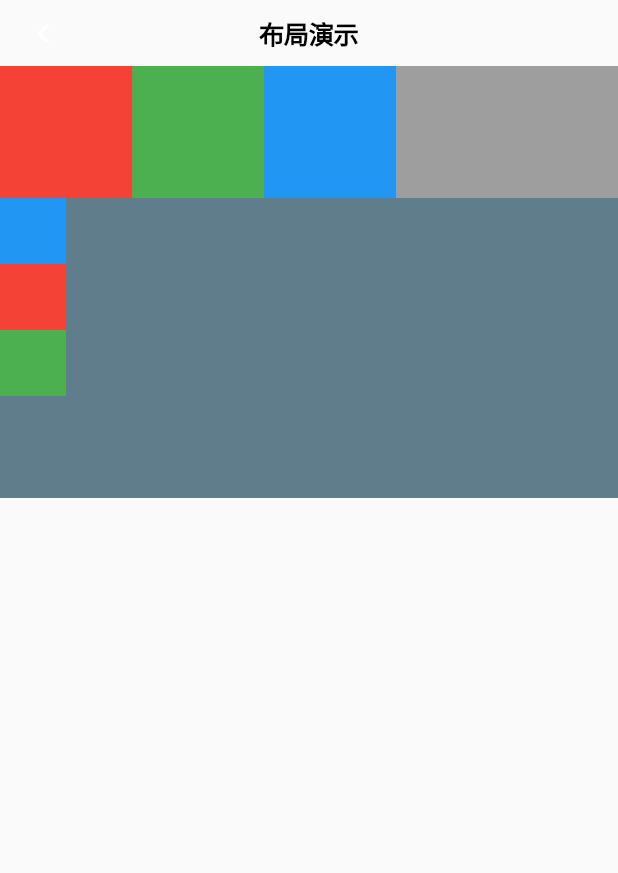
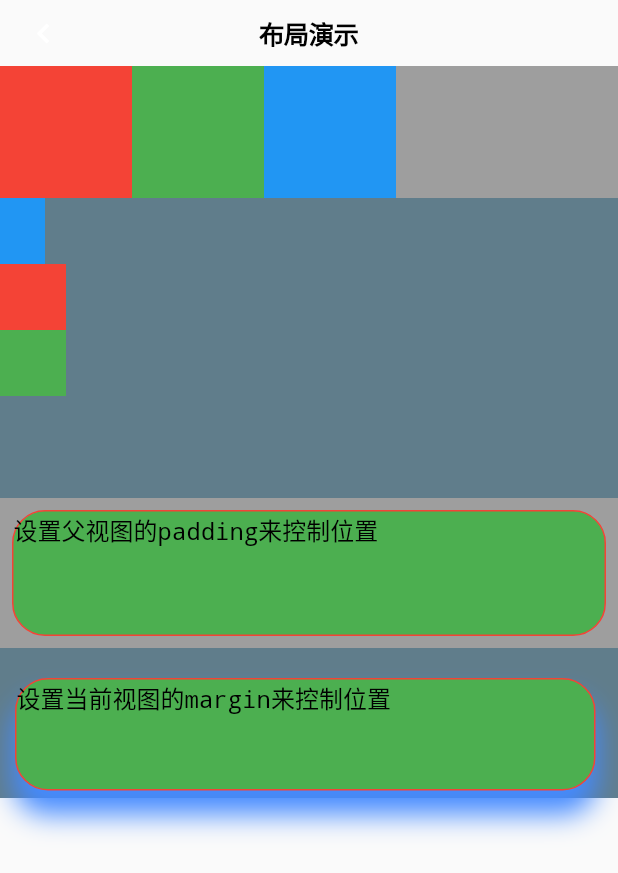
Before and after one commit to LINGLemon/lxf_flutter_demo, a Flutter app: the screen it shows after launch, after a tap on "Layout", on a phone screen of 412 x 824 dp. Shown: the top 873 px of the screen. Run offline on Flutter 3.47's test engine with Material 2 defaults, Android fonts, the light colour scheme and no system bars; our stand-ins replace cached_network_image, flutter_bloc, flutter_swiper_plus, fluttertoast; network calls fail.

```diff
--- a/lib/pages/example/layout_example_page.dart
+++ b/lib/pages/example/layout_example_page.dart
@@ -17,7 +17,6 @@ class LayoutExamplePageState extends State<LayoutExamplePage> {
   @override
   Widget build(BuildContext context) {
     return CupertinoPageScaffold(
-      child: CupertinoPageScaffold(
       navigationBar: CupertinoNavigationBar(
         leading: GestureDetector(
           child: const Icon(
@@ -35,7 +34,7 @@ class LayoutExamplePageState extends State<LayoutExamplePage> {
       child: ListView(
         children: [
           Container(
-              height : 88,
+            height: 88,
             color: Colors.grey,
             child: Row(
               children: [
@@ -55,7 +54,7 @@ class LayoutExamplePageState extends State<LayoutExamplePage> {
             ),
           ),
           Container(
-              height : 200,
+            height: 200,
             color: Colors.blueGrey,
             child: Column(
               crossAxisAlignment: CrossAxisAlignment.start,
@@ -64,6 +63,9 @@ class LayoutExamplePageState extends State<LayoutExamplePage> {
                   width: 44,
                   height: 44,
                   color: Colors.blue,
+                  constraints: const BoxConstraints(
+                    maxWidth: 30,
+                  ),
                 ),
                 Container(
                   width: 44,
@@ -78,8 +80,59 @@ class LayoutExamplePageState extends State<LayoutExamplePage> {
               ],
             ),
           ),
+          Container(
+            height: 100,
+            color: Colors.grey,
+            padding: const EdgeInsets.all(8.0),
+            child: Container(
+              decoration: BoxDecoration(
+                border: Border.all(width: 1.0, color: Colors.red),
+                color: Colors.green,
+                borderRadius: const BorderRadius.all(Radius.circular(22.0)),
+              ),
+              child: const Text(
+                "设置父视图的padding来控制位置",
+                style: TextStyle(
+                  color: Colors.black,
+                  fontSize: 16,
+                  fontWeight: FontWeight.normal,
+                  decoration: TextDecoration.none,
+                ),
+              ),
+              // transform: Matrix4.rotationZ(0.3),
+            ),
+          ),
+          Container(
+            height: 100,
+            color: Colors.blueGrey,
+            child: Container(
+              margin: const EdgeInsets.only(
+                  left: 10, top: 20, right: 15, bottom: 5),
+              decoration: BoxDecoration(
+                border: Border.all(width: 1.0, color: Colors.red),
+                color: Colors.green,
+                borderRadius: const BorderRadius.all(Radius.circular(22.0)),
+                boxShadow: const [
+                  BoxShadow(
+                      color: Colors.blueAccent,
+                      offset: Offset(0.0, 15.0), //阴影xy轴偏移量
+                      blurRadius: 15.0, //阴影模糊程度
+                      spreadRadius: 1.0 //阴影扩散程度
+                      )
                 ],
               ),
+              child: const Text(
+                "设置当前视图的margin来控制位置",
+                style: TextStyle(
+                  color: Colors.black,
+                  fontSize: 16,
+                  fontWeight: FontWeight.normal,
+                  decoration: TextDecoration.none,
+                ),
+              ),
+            ),
+          ),
+        ],
       ),
     );
   }
--- a/lib/pages/example_list_page.dart
+++ b/lib/pages/example_list_page.dart
@@ -3,7 +3,7 @@ import 'package:flutter/cupertino.dart';
 import 'package:lxf_flutter_demo/models/func_model.dart';
 import 'package:lxf_flutter_demo/widgets/common_widgets.dart';
 
-import 'example/gesture_example_page.dart';
+import 'example/event_example_page.dart';
 import 'example/image_example_page.dart';
 import 'example/text_example_page.dart';
 import 'example/layout_example_page.dart';
@@ -58,13 +58,13 @@ class ExampleListPageState extends State<ExampleListPage> {
         },
       ),
       FuncModel(
-        name: "Gesture",
-        desc: "点击、按钮、手势事件演示",
+        name: "Event",
+        desc: "点击、按钮、手势、弹窗、toast事件演示",
         onPressed: () {
           Navigator.push(
             context,
             CupertinoPageRoute(builder: (context) {
-              return const GestureExamplePage();
+              return const EventExamplePage();
             }),
           );
         },
--- a/pubspec.yaml
+++ b/pubspec.yaml
@@ -42,6 +42,10 @@ dependencies:
   flutter_swiper_plus: ^2.0.4
   # bloc库
   flutter_bloc: ^7.3.1
+  #toast
+  fluttertoast: ^8.0.7
+  #animations
+  animations: ^2.0.2
 
 dev_dependencies:
   flutter_test:
```
Also changed, not shown: lib/pages/example/event_example_page.dart (added, +227 -0 lines), lib/pages/example/gesture_example_page.dart (deleted, +0 -39 lines), pubspec.lock, 1 other file. Lines whose indentation alone changed are shown as unchanged.
